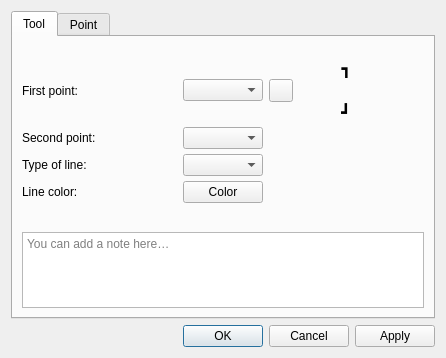
equinox-patterns/Ostara, file src/libs/vtools/dialogs/tools/dialogalongline.ui: the form before one commit.
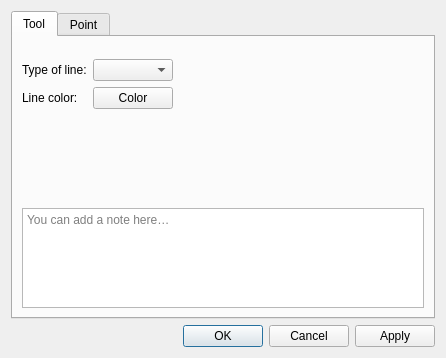
The form after the commit. Icons and pictures are not drawn. Custom widgets are drawn as their Qt base class.

Commit message: AlongLine validation: preview arrows, dialog point block, PB reorder

```diff
--- a/src/libs/vtools/dialogs/tools/dialogalongline.ui
+++ b/src/libs/vtools/dialogs/tools/dialogalongline.ui
@@ -61,116 +61,25 @@
         </layout>
        </item>
        <item>
-        <layout class="QGridLayout" name="gridLayout">
-         <property name="verticalSpacing">
-          <number>5</number>
+        <layout class="QFormLayout" name="formLayout">
+         <property name="fieldGrowthPolicy">
+          <enum>QFormLayout::ExpandingFieldsGrow</enum>
          </property>
          <item row="0" column="0">
-          <widget class="QLabel" name="labelFirstPoint">
-           <property name="text">
-            <string>First point:</string>
-           </property>
-          </widget>
-         </item>
-         <item row="0" column="1">
-          <widget class="QComboBox" name="comboBoxFirstPoint">
-           <property name="sizePolicy">
-            <sizepolicy hsizetype="Preferred" vsizetype="Fixed">
-             <horstretch>0</horstretch>
-             <verstretch>0</verstretch>
-            </sizepolicy>
-           </property>
-           <property name="toolTip">
-            <string>First point of the line</string>
-           </property>
-          </widget>
-         </item>
-         <item row="0" column="2">
-          <layout class="QVBoxLayout" name="verticalLayoutSwap">
-           <property name="spacing">
-            <number>1</number>
-           </property>
-           <item alignment="Qt::AlignmentFlag::AlignTop">
-            <widget class="QLabel" name="label_8">
-             <property name="font">
-              <font>
-               <pointsize>10</pointsize>
-              </font>
-             </property>
-             <property name="text">
-              <string notr="true">&lt;html&gt;&lt;head/&gt;&lt;body&gt;&lt;p&gt;&lt;span style=&quot; font-size:12pt;font-weight:800;&quot;&gt;┓&lt;/span&gt;&lt;/p&gt;&lt;/body&gt;&lt;/html&gt;</string>
-             </property>
-             <property name="alignment">
-              <set>Qt::AlignmentFlag::AlignBottom|Qt::AlignmentFlag::AlignHCenter</set>
-             </property>
-            </widget>
-           </item>
-           <item>
-            <widget class="QToolButton" name="toolButtonSwapPoints">
-             <property name="toolTip">
-              <string>Swap points</string>
-             </property>
-             <property name="text">
-              <string notr="true"/>
-             </property>
-             <property name="icon">
-              <iconset theme="gtk-convert"/>
-             </property>
-             <property name="iconSize">
-              <size>
-               <width>16</width>
-               <height>16</height>
-              </size>
-             </property>
-            </widget>
-           </item>
-           <item alignment="Qt::AlignmentFlag::AlignHCenter|Qt::AlignmentFlag::AlignBottom">
-            <widget class="QLabel" name="label_10">
-             <property name="text">
-              <string notr="true">&lt;html&gt;&lt;head/&gt;&lt;body&gt;&lt;p&gt;&lt;span style=&quot; font-size:12pt; font-weight:800;&quot;&gt;┛&lt;/span&gt;&lt;/p&gt;&lt;/body&gt;&lt;/html&gt;</string>
-             </property>
-             <property name="alignment">
-              <set>Qt::AlignmentFlag::AlignLeading|Qt::AlignmentFlag::AlignLeft|Qt::AlignmentFlag::AlignTop</set>
-             </property>
-            </widget>
-           </item>
-          </layout>
-         </item>
-         <item row="1" column="0">
-          <widget class="QLabel" name="labelSecondPoint">
-           <property name="text">
-            <string>Second point:</string>
-           </property>
-          </widget>
-         </item>
-         <item row="1" column="1">
-          <widget class="QComboBox" name="comboBoxSecondPoint">
-           <property name="sizePolicy">
-            <sizepolicy hsizetype="Preferred" vsizetype="Fixed">
-             <horstretch>0</horstretch>
-             <verstretch>0</verstretch>
-            </sizepolicy>
-           </property>
-           <property name="toolTip">
-            <string>Second point of the line</string>
-           </property>
-          </widget>
-         </item>
-         <item row="2" column="0">
           <widget class="QLabel" name="label_6">
+           <property name="sizePolicy">
+            <sizepolicy hsizetype="Expanding" vsizetype="Preferred">
+             <horstretch>0</horstretch>
+             <verstretch>0</verstretch>
+            </sizepolicy>
+           </property>
            <property name="text">
             <string>Type of line:</string>
            </property>
           </widget>
          </item>
-         <item row="2" column="1">
+         <item row="0" column="1">
           <widget class="QComboBox" name="comboBoxLineType">
-           <property name="sizePolicy">
-            <sizepolicy hsizetype="Preferred" vsizetype="Preferred">
-             <horstretch>0</horstretch>
-             <verstretch>0</verstretch>
-            </sizepolicy>
-           </property>
            <property name="minimumSize">
             <size>
              <width>80</width>
@@ -194,21 +103,21 @@
            </property>
           </widget>
          </item>
-         <item row="3" column="0">
+         <item row="1" column="0">
           <widget class="QLabel" name="label">
+           <property name="sizePolicy">
+            <sizepolicy hsizetype="Expanding" vsizetype="Preferred">
+             <horstretch>0</horstretch>
+             <verstretch>0</verstretch>
+            </sizepolicy>
+           </property>
            <property name="text">
             <string>Line color:</string>
            </property>
           </widget>
          </item>
-         <item row="3" column="1">
+         <item row="1" column="1">
           <widget class="VPE::QtColorPicker" name="pushButtonLineColor">
-           <property name="sizePolicy">
-            <sizepolicy hsizetype="Fixed" vsizetype="Fixed">
-             <horstretch>0</horstretch>
-             <verstretch>0</verstretch>
-            </sizepolicy>
-           </property>
            <property name="text">
             <string notr="true">Color</string>
            </property>
```
Left out of the diff: 5 changed lines with no effect on the pictures. The commit also changes 4 other files.
